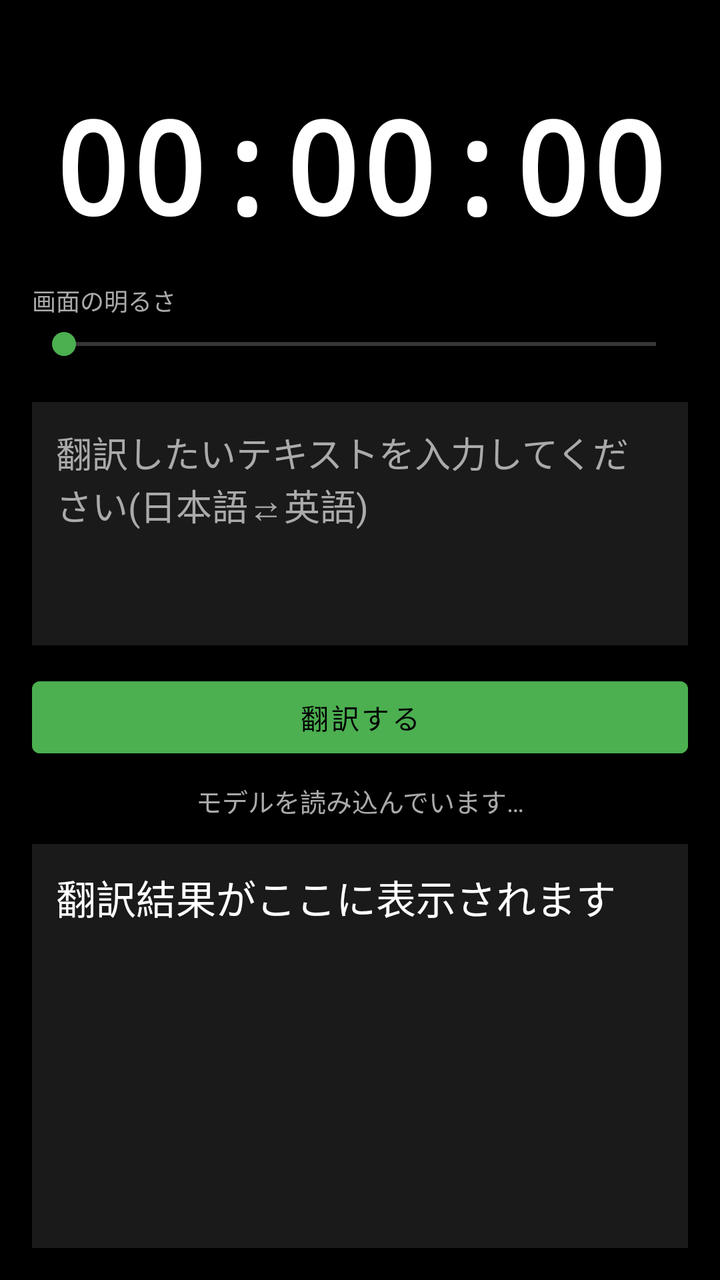
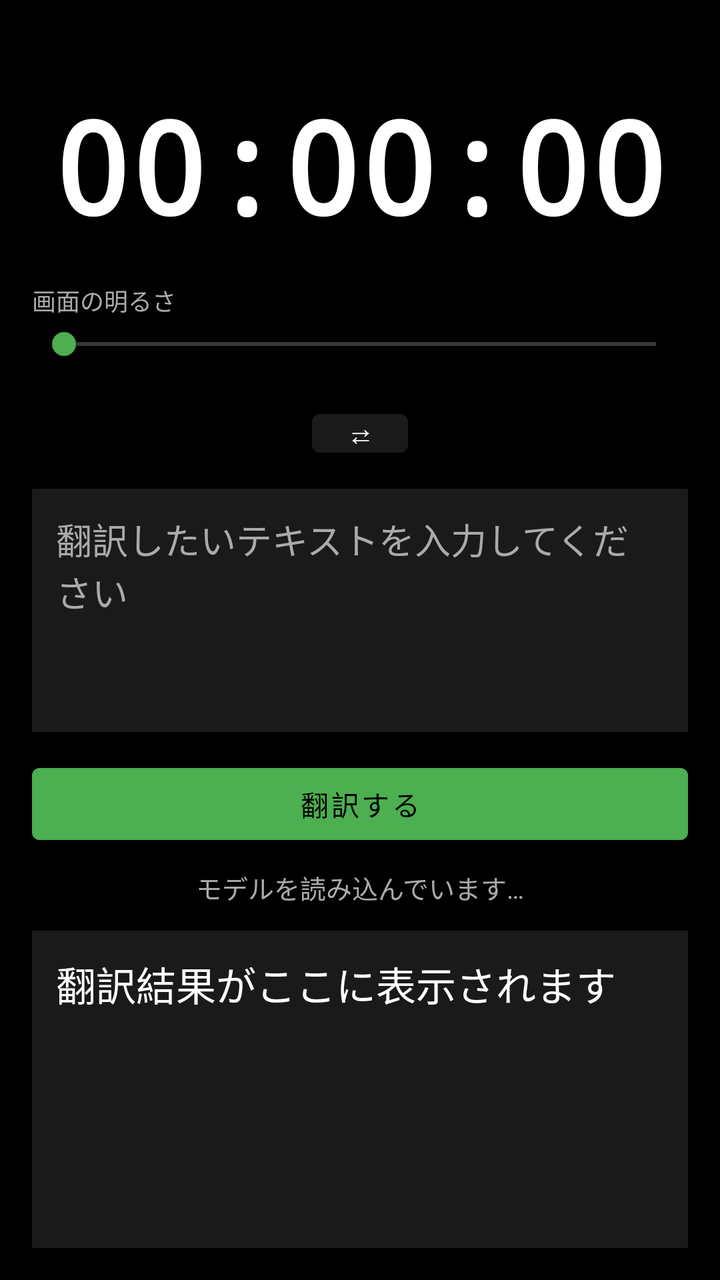

Screens rendered from an Android XML layout before and after an edit, with the pre-edit source and the edit as a unified diff.
<!-- AndroidManifest.xml: application theme Theme.GemmaTranslator -->
<!-- res/layout/activity_main.xml -->
<?xml version="1.0" encoding="utf-8"?>
<androidx.constraintlayout.widget.ConstraintLayout
    xmlns:android="http://schemas.android.com/apk/res/android"
    xmlns:app="http://schemas.android.com/apk/res-auto"
    xmlns:tools="http://schemas.android.com/tools"
    android:layout_width="match_parent"
    android:layout_height="match_parent"
    android:background="@color/black"
    android:padding="16dp"
    tools:context=".MainActivity">

    
    <TextView
        android:id="@+id/tv_clock"
        android:layout_width="wrap_content"
        android:layout_height="wrap_content"
        android:layout_marginTop="24dp"
        android:fontFamily="monospace"
        android:textColor="@color/white"
        android:textSize="64sp"
        android:textStyle="bold"
        android:text="00:00:00"
        app:layout_constraintTop_toTopOf="parent"
        app:layout_constraintStart_toStartOf="parent"
        app:layout_constraintEnd_toEndOf="parent" />

    
    <TextView
        android:id="@+id/tv_brightness_label"
        android:layout_width="wrap_content"
        android:layout_height="wrap_content"
        android:layout_marginTop="16dp"
        android:text="@string/label_brightness"
        android:textColor="@color/text_secondary"
        android:textSize="12sp"
        app:layout_constraintTop_toBottomOf="@id/tv_clock"
        app:layout_constraintStart_toStartOf="parent" />

    <SeekBar
        android:id="@+id/seek_brightness"
        android:layout_width="0dp"
        android:layout_height="wrap_content"
        android:layout_marginTop="4dp"
        android:max="100"
        app:layout_constraintTop_toBottomOf="@id/tv_brightness_label"
        app:layout_constraintStart_toStartOf="parent"
        app:layout_constraintEnd_toEndOf="parent" />

    
    <EditText
        android:id="@+id/et_input"
        android:layout_width="0dp"
        android:layout_height="0dp"
        android:layout_marginTop="20dp"
        android:background="@color/surface_dark"
        android:gravity="top|start"
        android:hint="@string/hint_input_text"
        android:inputType="textMultiLine|textCapSentences"
        android:padding="12dp"
        android:textColor="@color/white"
        android:textColorHint="@color/text_secondary"
        android:textSize="18sp"
        app:layout_constraintHeight_default="percent"
        app:layout_constraintHeight_percent="0.2"
        app:layout_constraintTop_toBottomOf="@id/seek_brightness"
        app:layout_constraintStart_toStartOf="parent"
        app:layout_constraintEnd_toEndOf="parent" />

    
    <Button
        android:id="@+id/btn_translate"
        android:layout_width="0dp"
        android:layout_height="wrap_content"
        android:layout_marginTop="12dp"
        android:backgroundTint="@color/accent"
        android:text="@string/label_translate_button"
        android:textColor="@color/black"
        app:layout_constraintTop_toBottomOf="@id/et_input"
        app:layout_constraintStart_toStartOf="parent"
        app:layout_constraintEnd_toEndOf="parent" />

    <ProgressBar
        android:id="@+id/progress_bar"
        style="?android:attr/progressBarStyleSmall"
        android:layout_width="wrap_content"
        android:layout_height="wrap_content"
        android:layout_marginTop="12dp"
        android:visibility="gone"
        app:layout_constraintTop_toBottomOf="@id/btn_translate"
        app:layout_constraintStart_toStartOf="parent"
        app:layout_constraintEnd_toEndOf="parent" />

    
    <TextView
        android:id="@+id/tv_status"
        android:layout_width="0dp"
        android:layout_height="wrap_content"
        android:layout_marginTop="8dp"
        android:gravity="center"
        android:text="@string/status_model_loading"
        android:textColor="@color/text_secondary"
        android:textSize="13sp"
        app:layout_constraintTop_toBottomOf="@id/progress_bar"
        app:layout_constraintStart_toStartOf="parent"
        app:layout_constraintEnd_toEndOf="parent" />

    
    <Button
        android:id="@+id/btn_grant_permission"
        android:layout_width="0dp"
        android:layout_height="wrap_content"
        android:layout_marginTop="8dp"
        android:text="@string/action_grant_permission"
        android:visibility="gone"
        app:layout_constraintTop_toBottomOf="@id/tv_status"
        app:layout_constraintStart_toStartOf="parent"
        app:layout_constraintEnd_toEndOf="parent" />

    
    <ScrollView
        android:id="@+id/scroll_result"
        android:layout_width="0dp"
        android:layout_height="0dp"
        android:layout_marginTop="12dp"
        android:background="@color/surface_dark"
        android:padding="12dp"
        app:layout_constraintTop_toBottomOf="@id/btn_grant_permission"
        app:layout_constraintBottom_toBottomOf="parent"
        app:layout_constraintStart_toStartOf="parent"
        app:layout_constraintEnd_toEndOf="parent">

        <TextView
            android:id="@+id/tv_result"
            android:layout_width="match_parent"
            android:layout_height="wrap_content"
            android:text="@string/label_result_placeholder"
            android:textColor="@color/white"
            android:textIsSelectable="true"
            android:textSize="20sp" />
    </ScrollView>

</androidx.constraintlayout.widget.ConstraintLayout>
<!-- resources referenced by this layout -->
<resources>
  <color name="accent">#FF4CAF50</color>
  <color name="black">#FF000000</color>
  <color name="surface_dark">#FF1A1A1A</color>
  <color name="text_secondary">#FFAAAAAA</color>
  <color name="white">#FFFFFFFF</color>
  <string name="action_grant_permission">アクセスを許可する</string>
  <string name="hint_input_text">翻訳したいテキストを入力してください(日本語⇄英語)</string>
  <string name="label_brightness">画面の明るさ</string>
  <string name="label_result_placeholder">翻訳結果がここに表示されます</string>
  <string name="label_translate_button">翻訳する</string>
  <string name="status_model_loading">モデルを読み込んでいます…</string>
  <style name="Theme.GemmaTranslator" parent="Theme.MaterialComponents.NoActionBar">
          <item name="colorPrimary">@color/accent</item>
          <item name="colorPrimaryDark">@color/black</item>
          <item name="colorAccent">@color/accent</item>
          <item name="android:windowBackground">@color/black</item>
          <item name="android:statusBarColor" tools:targetApi="21">@color/black</item>
          <item name="android:navigationBarColor" tools:targetApi="21">@color/black</item>
          <item name="android:textColorPrimary">@color/white</item>
          <item name="android:textColorHint">@color/text_secondary</item>
      </style>
</resources>

<!-- the commit's change to res/layout/activity_main.xml (unified diff, before → after) -->
@@ -47,11 +47,52 @@
         app:layout_constraintEnd_toEndOf="parent" />
 
     
+    <LinearLayout
+        android:id="@+id/row_lang_select"
+        android:layout_width="0dp"
+        android:layout_height="wrap_content"
+        android:layout_marginTop="20dp"
+        android:gravity="center_vertical"
+        android:orientation="horizontal"
+        app:layout_constraintTop_toBottomOf="@id/seek_brightness"
+        app:layout_constraintStart_toStartOf="parent"
+        app:layout_constraintEnd_toEndOf="parent">
+
+        <Spinner
+            android:id="@+id/spinner_source_lang"
+            android:layout_width="0dp"
+            android:layout_height="wrap_content"
+            android:layout_weight="1"
+            android:background="@color/surface_dark"
+            android:spinnerMode="dropdown" />
+
+        <Button
+            android:id="@+id/btn_swap_lang"
+            android:layout_width="48dp"
+            android:layout_height="wrap_content"
+            android:layout_marginHorizontal="8dp"
+            android:backgroundTint="@color/surface_dark"
+            android:minWidth="0dp"
+            android:minHeight="0dp"
+            android:padding="0dp"
+            android:text="@string/label_swap_lang"
+            android:textColor="@color/white" />
+
+        <Spinner
+            android:id="@+id/spinner_target_lang"
+            android:layout_width="0dp"
+            android:layout_height="wrap_content"
+            android:layout_weight="1"
+            android:background="@color/surface_dark"
+            android:spinnerMode="dropdown" />
+    </LinearLayout>
+
+    
     <EditText
         android:id="@+id/et_input"
         android:layout_width="0dp"
         android:layout_height="0dp"
-        android:layout_marginTop="20dp"
+        android:layout_marginTop="12dp"
         android:background="@color/surface_dark"
         android:gravity="top|start"
         android:hint="@string/hint_input_text"
@@ -62,7 +103,7 @@
         android:textSize="18sp"
         app:layout_constraintHeight_default="percent"
         app:layout_constraintHeight_percent="0.2"
-        app:layout_constraintTop_toBottomOf="@id/seek_brightness"
+        app:layout_constraintTop_toBottomOf="@id/row_lang_select"
         app:layout_constraintStart_toStartOf="parent"
         app:layout_constraintEnd_toEndOf="parent" />
 
<!-- resource entries referenced after the edit -->
@@ -6,9 +6,10 @@
   <color name="text_secondary">#FFAAAAAA</color>
   <color name="white">#FFFFFFFF</color>
   <string name="action_grant_permission">アクセスを許可する</string>
-  <string name="hint_input_text">翻訳したいテキストを入力してください(日本語⇄英語)</string>
+  <string name="hint_input_text">翻訳したいテキストを入力してください</string>
   <string name="label_brightness">画面の明るさ</string>
   <string name="label_result_placeholder">翻訳結果がここに表示されます</string>
+  <string name="label_swap_lang">⇄</string>
   <string name="label_translate_button">翻訳する</string>
   <string name="status_model_loading">モデルを読み込んでいます…</string>
   <style name="Theme.GemmaTranslator" parent="Theme.MaterialComponents.NoActionBar">
